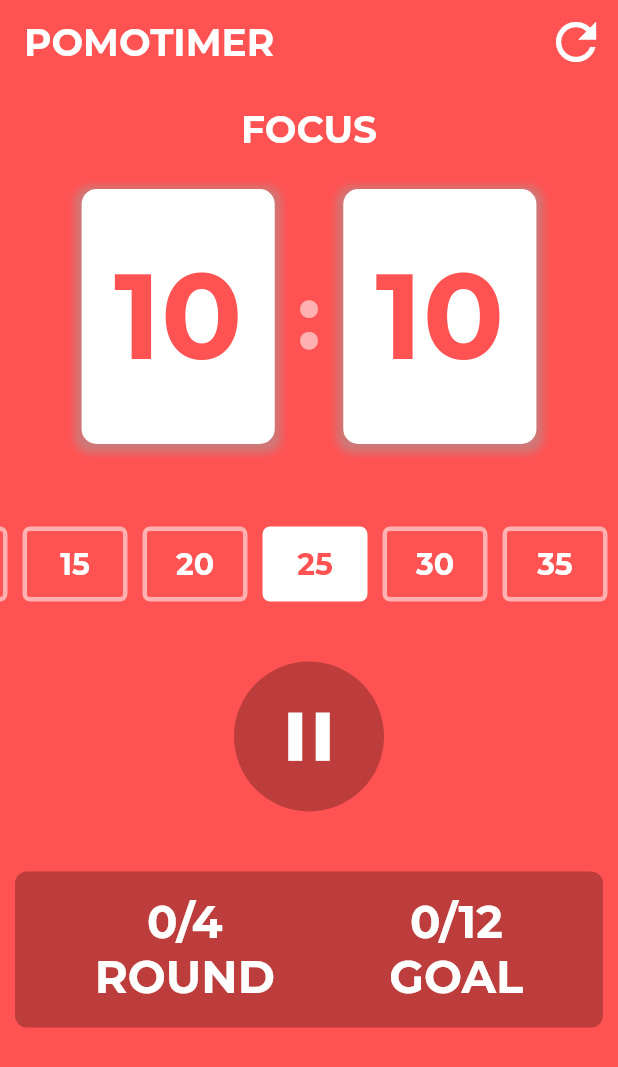
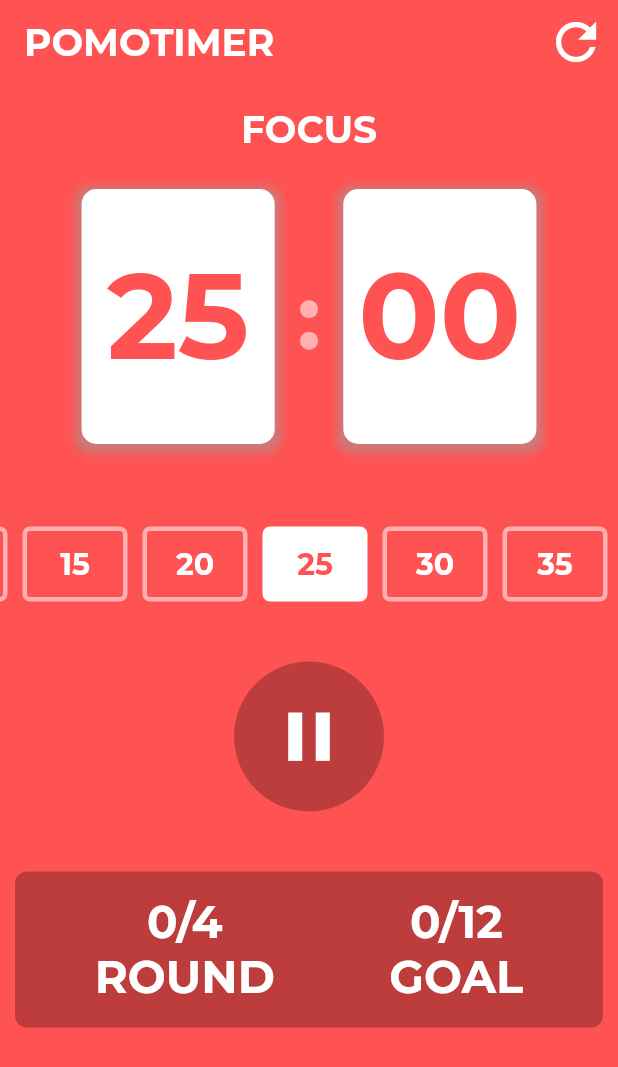
Before and after one commit to TheKetan2/podoro_app_flutter, a Flutter app: the screen it shows after launch, on a phone screen of 412 x 824 dp. Shown: the top 1067 px of the screen. Run offline on Flutter 3.47's test engine with Material 2 defaults, Android fonts, the phone set to English and light mode, and no system bars; our stand-ins replace google_fonts.

Commit message:
timer_card now updates the time when selected the time of user selection

```diff
--- a/podoro_app_flutter/lib/widgets/timer_card.dart
+++ b/podoro_app_flutter/lib/widgets/timer_card.dart
@@ -1,11 +1,14 @@
 import 'package:flutter/material.dart';
 import 'package:podoro_app_flutter/utils.dart';
+import 'package:podoro_app_flutter/widgets/timerservice.dart';
+import 'package:provider/provider.dart';
 
 class TimerCard extends StatelessWidget {
   const TimerCard({Key? key}) : super(key: key);
 
   @override
   Widget build(BuildContext context) {
+    final provider = Provider.of<TimerService>(context);
     return Column(
       children: [
         Text(
@@ -22,18 +25,26 @@ class TimerCard extends StatelessWidget {
         Row(
           mainAxisAlignment: MainAxisAlignment.center,
           children: [
-            timerBoxWidget(context, "10"),
-            SizedBox(
+            timerBoxWidget(
+                context,
+                (provider.currentDuration ~/ 60).toInt() == 10
+                    ? "0${(provider.currentDuration ~/ 60).toInt()}"
+                    : (provider.currentDuration ~/ 60).toInt().toString()),
+            const SizedBox(
               width: 10,
             ),
             Text(
               ":",
               style: textStyle(60, Colors.white54, FontWeight.bold),
             ),
-            SizedBox(
+            const SizedBox(
               width: 10,
             ),
-            timerBoxWidget(context, "10"),
+            timerBoxWidget(
+                context,
+                (provider.currentDuration % 60).toInt() < 10
+                    ? "0${(provider.currentDuration % 60).toInt()}"
+                    : (provider.currentDuration % 60).toInt().toString()),
           ],
         )
       ],
```
